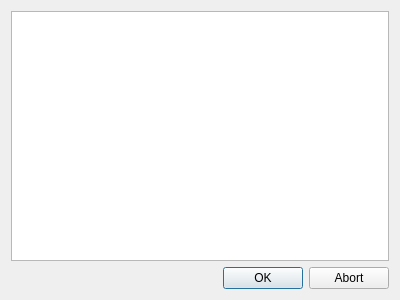
Qt form libtdriverutil/tdriver_executedialog.ui (cutedriver/cutedriver-visualizer) before a commit.
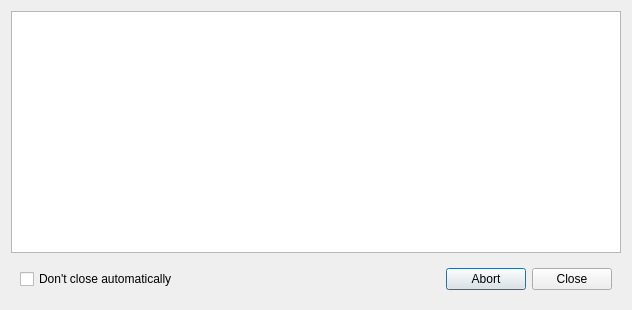
The same form after that commit.

Commit message: Added checkbox to keep Syntax Check output dialog open.

```diff
--- a/libtdriverutil/tdriver_executedialog.ui
+++ b/libtdriverutil/tdriver_executedialog.ui
@@ -6,8 +6,8 @@
    <rect>
     <x>0</x>
     <y>0</y>
-    <width>400</width>
-    <height>300</height>
+    <width>632</width>
+    <height>310</height>
    </rect>
   </property>
   <property name="windowTitle">
@@ -18,13 +18,26 @@
     <widget class="QTextBrowser" name="outputView"/>
    </item>
    <item>
+    <widget class="QWidget" name="widget" native="true">
+     <layout class="QHBoxLayout" name="horizontalLayout">
+      <item>
+       <widget class="QCheckBox" name="noAutoCloseCheckbox">
+        <property name="text">
+         <string>Don't close automatically</string>
+        </property>
+       </widget>
+      </item>
+      <item>
     <widget class="QDialogButtonBox" name="buttonBox">
      <property name="orientation">
       <enum>Qt::Horizontal</enum>
      </property>
      <property name="standardButtons">
-      <set>QDialogButtonBox::Abort|QDialogButtonBox::Ok</set>
-     </property>
+         <set>QDialogButtonBox::Abort|QDialogButtonBox::Close</set>
+        </property>
+       </widget>
+      </item>
+     </layout>
     </widget>
    </item>
   </layout>
```
Lines whose indentation alone changed are shown as unchanged. The commit also changes 3 other files.
